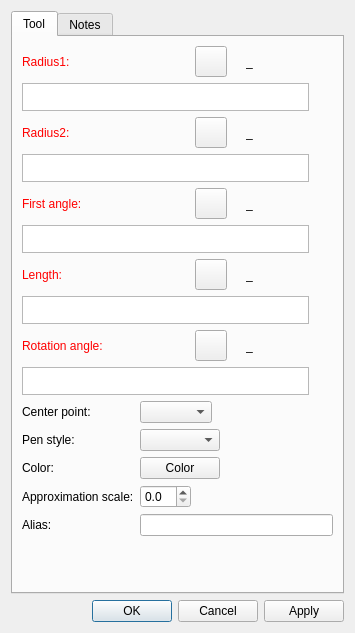
Old version of the form src/libs/vtools/dialogs/tools/dialogellipticalarcwithlength.ui in the repository equinox-patterns/Ostara.
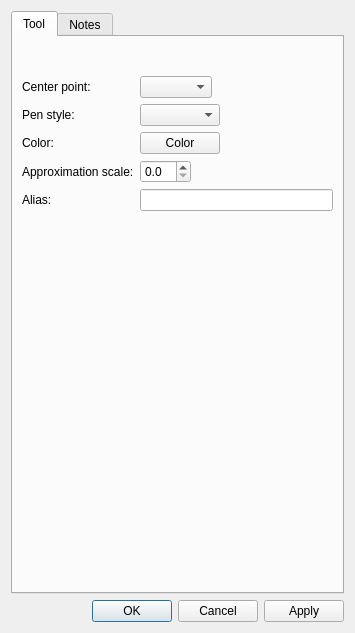
New version of the form. Icons and pictures are not drawn. Custom widgets are drawn as their Qt base class.

```diff
--- a/src/libs/vtools/dialogs/tools/dialogellipticalarcwithlength.ui
+++ b/src/libs/vtools/dialogs/tools/dialogellipticalarcwithlength.ui
@@ -29,917 +29,19 @@
       </attribute>
       <layout class="QVBoxLayout" name="verticalLayout">
        <item>
-        <layout class="QHBoxLayout" name="horizontalLayout_6">
-         <item alignment="Qt::AlignmentFlag::AlignLeft">
-          <widget class="QLabel" name="labelEditRadius1">
-           <property name="sizePolicy">
-            <sizepolicy hsizetype="Fixed" vsizetype="Preferred">
-             <horstretch>0</horstretch>
-             <verstretch>0</verstretch>
-            </sizepolicy>
-           </property>
-           <property name="palette">
-            <palette>
-             <active>
-              <colorrole role="WindowText">
-               <brush brushstyle="SolidPattern">
-                <color alpha="255">
-                 <red>255</red>
-                 <green>0</green>
-                 <blue>0</blue>
-                </color>
-               </brush>
-              </colorrole>
-             </active>
-             <inactive>
-              <colorrole role="WindowText">
-               <brush brushstyle="SolidPattern">
-                <color alpha="255">
-                 <red>255</red>
-                 <green>0</green>
-                 <blue>0</blue>
-                </color>
-               </brush>
-              </colorrole>
-             </inactive>
-             <disabled>
-              <colorrole role="WindowText">
-               <brush brushstyle="SolidPattern">
-                <color alpha="255">
-                 <red>159</red>
-                 <green>158</green>
-                 <blue>158</blue>
-                </color>
-               </brush>
-              </colorrole>
-             </disabled>
-            </palette>
-           </property>
-           <property name="text">
-            <string>Radius1:</string>
-           </property>
-          </widget>
-         </item>
-         <item>
-          <spacer name="horizontalSpacer_1">
-           <property name="orientation">
-            <enum>Qt::Orientation::Horizontal</enum>
-           </property>
-           <property name="sizeHint" stdset="0">
-            <size>
-             <width>40</width>
-             <height>20</height>
-            </size>
-           </property>
-          </spacer>
-         </item>
-         <item alignment="Qt::AlignmentFlag::AlignRight">
-          <widget class="QToolButton" name="toolButtonExprRadius1">
-           <property name="toolTip">
-            <string>Formula wizard</string>
-           </property>
-           <property name="text">
-            <string notr="true"/>
-           </property>
-           <property name="icon">
-            <iconset resource="../../../vmisc/share/resources/icon.qrc">
-             <normaloff>:/icon/light/24x24/fx.png</normaloff>:/icon/light/24x24/fx.png</iconset>
-           </property>
-           <property name="iconSize">
-            <size>
-             <width>24</width>
-             <height>24</height>
-            </size>
-           </property>
-          </widget>
-         </item>
-         <item alignment="Qt::AlignmentFlag::AlignRight">
-          <widget class="QLabel" name="label_1">
-           <property name="text">
-            <string/>
-           </property>
-           <property name="pixmap">
-            <pixmap resource="../../../vmisc/share/resources/icon.qrc">:/icon/light/24x24/equal.png</pixmap>
-           </property>
-          </widget>
-         </item>
-         <item alignment="Qt::AlignmentFlag::AlignRight">
-          <widget class="QLabel" name="labelResultRadius1">
-           <property name="sizePolicy">
-            <sizepolicy hsizetype="Fixed" vsizetype="Preferred">
-             <horstretch>0</horstretch>
-             <verstretch>0</verstretch>
-            </sizepolicy>
-           </property>
-           <property name="minimumSize">
-            <size>
-             <width>87</width>
-             <height>0</height>
-            </size>
-           </property>
-           <property name="toolTip">
-            <string>Value</string>
-           </property>
-           <property name="text">
-            <string notr="true">_</string>
-           </property>
-          </widget>
-         </item>
-        </layout>
+        <widget class="QWidget" name="formulaRadius1Placeholder" native="true"/>
        </item>
        <item>
-        <layout class="QHBoxLayout" name="horizontalLayout_12">
-         <property name="topMargin">
-          <number>0</number>
-         </property>
-         <property name="bottomMargin">
-          <number>0</number>
-         </property>
-         <item>
-          <widget class="VPlainTextEdit" name="plainTextEditRadius1">
-           <property name="sizePolicy">
-            <sizepolicy hsizetype="Expanding" vsizetype="Preferred">
-             <horstretch>0</horstretch>
-             <verstretch>0</verstretch>
-            </sizepolicy>
-           </property>
-           <property name="maximumSize">
-            <size>
-             <width>16777215</width>
-             <height>28</height>
-            </size>
-           </property>
-           <property name="toolTip">
-            <string>Calculation</string>
-           </property>
-           <property name="tabChangesFocus">
-            <bool>true</bool>
-           </property>
-          </widget>
-         </item>
-         <item>
-          <widget class="QPushButton" name="pushButtonGrowLengthRadius1">
-           <property name="maximumSize">
-            <size>
-             <width>18</width>
-             <height>18</height>
-            </size>
-           </property>
-           <property name="sizeIncrement">
-            <size>
-             <width>0</width>
-             <height>0</height>
-            </size>
-           </property>
-           <property name="toolTip">
-            <string>&lt;html&gt;&lt;head/&gt;&lt;body&gt;&lt;p&gt;Show full calculation in message box&lt;/p&gt;&lt;/body&gt;&lt;/html&gt;</string>
-           </property>
-           <property name="text">
-            <string notr="true"/>
-           </property>
-           <property name="icon">
-            <iconset theme="go-down"/>
-           </property>
-           <property name="iconSize">
-            <size>
-             <width>16</width>
-             <height>16</height>
-            </size>
-           </property>
-           <property name="flat">
-            <bool>true</bool>
-           </property>
-          </widget>
-         </item>
-        </layout>
+        <widget class="QWidget" name="formulaRadius2Placeholder" native="true"/>
        </item>
        <item>
-        <layout class="QHBoxLayout" name="horizontalLayout_17">
-         <item alignment="Qt::AlignmentFlag::AlignLeft">
-          <widget class="QLabel" name="labelEditRadius2">
-           <property name="sizePolicy">
-            <sizepolicy hsizetype="Fixed" vsizetype="Preferred">
-             <horstretch>0</horstretch>
-             <verstretch>0</verstretch>
-            </sizepolicy>
-           </property>
-           <property name="palette">
-            <palette>
-             <active>
-              <colorrole role="WindowText">
-               <brush brushstyle="SolidPattern">
-                <color alpha="255">
-                 <red>255</red>
-                 <green>0</green>
-                 <blue>0</blue>
-                </color>
-               </brush>
-              </colorrole>
-             </active>
-             <inactive>
-              <colorrole role="WindowText">
-               <brush brushstyle="SolidPattern">
-                <color alpha="255">
-                 <red>255</red>
-                 <green>0</green>
-                 <blue>0</blue>
-                </color>
-               </brush>
-              </colorrole>
-             </inactive>
-             <disabled>
-              <colorrole role="WindowText">
-               <brush brushstyle="SolidPattern">
-                <color alpha="255">
-                 <red>159</red>
-                 <green>158</green>
-                 <blue>158</blue>
-                </color>
-               </brush>
-              </colorrole>
-             </disabled>
-            </palette>
-           </property>
-           <property name="text">
-            <string>Radius2:</string>
-           </property>
-          </widget>
-         </item>
-         <item>
-          <spacer name="horizontalSpacer_9">
-           <property name="orientation">
-            <enum>Qt::Orientation::Horizontal</enum>
-           </property>
-           <property name="sizeHint" stdset="0">
-            <size>
-             <width>40</width>
-             <height>20</height>
-            </size>
-           </property>
-          </spacer>
-         </item>
-         <item alignment="Qt::AlignmentFlag::AlignRight">
-          <widget class="QToolButton" name="toolButtonExprRadius2">
-           <property name="toolTip">
-            <string>Formula wizard</string>
-           </property>
-           <property name="text">
-            <string notr="true"/>
-           </property>
-           <property name="icon">
-            <iconset resource="../../../vmisc/share/resources/icon.qrc">
-             <normaloff>:/icon/light/24x24/fx.png</normaloff>:/icon/light/24x24/fx.png</iconset>
-           </property>
-           <property name="iconSize">
-            <size>
-             <width>24</width>
-             <height>24</height>
-            </size>
-           </property>
-          </widget>
-         </item>
-         <item alignment="Qt::AlignmentFlag::AlignRight">
-          <widget class="QLabel" name="label_12">
-           <property name="text">
-            <string/>
-           </property>
-           <property name="pixmap">
-            <pixmap resource="../../../vmisc/share/resources/icon.qrc">:/icon/light/24x24/equal.png</pixmap>
-           </property>
-          </widget>
-         </item>
-         <item alignment="Qt::AlignmentFlag::AlignRight">
-          <widget class="QLabel" name="labelResultRadius2">
-           <property name="sizePolicy">
-            <sizepolicy hsizetype="Fixed" vsizetype="Preferred">
-             <horstretch>0</horstretch>
-             <verstretch>0</verstretch>
-            </sizepolicy>
-           </property>
-           <property name="minimumSize">
-            <size>
-             <width>87</width>
-             <height>0</height>
-            </size>
-           </property>
-           <property name="toolTip">
-            <string>Value</string>
-           </property>
-           <property name="text">
-            <string notr="true">_</string>
-           </property>
-          </widget>
-         </item>
-        </layout>
+        <widget class="QWidget" name="formulaF1Placeholder" native="true"/>
        </item>
        <item>
-        <layout class="QHBoxLayout" name="horizontalLayout_16">
-         <property name="topMargin">
-          <number>0</number>
-         </property>
-         <property name="bottomMargin">
-          <number>0</number>
-         </property>
-         <item>
-          <widget class="VPlainTextEdit" name="plainTextEditRadius2">
-           <property name="sizePolicy">
-            <sizepolicy hsizetype="Expanding" vsizetype="Preferred">
-             <horstretch>0</horstretch>
-             <verstretch>0</verstretch>
-            </sizepolicy>
-           </property>
-           <property name="maximumSize">
-            <size>
-             <width>16777215</width>
-             <height>28</height>
-            </size>
-           </property>
-           <property name="toolTip">
-            <string>Calculation</string>
-           </property>
-           <property name="tabChangesFocus">
-            <bool>true</bool>
-           </property>
-          </widget>
-         </item>
-         <item>
-          <widget class="QPushButton" name="pushButtonGrowLengthRadius2">
-           <property name="maximumSize">
-            <size>
-             <width>18</width>
-             <height>18</height>
-            </size>
-           </property>
-           <property name="sizeIncrement">
-            <size>
-             <width>0</width>
-             <height>0</height>
-            </size>
-           </property>
-           <property name="toolTip">
-            <string>&lt;html&gt;&lt;head/&gt;&lt;body&gt;&lt;p&gt;Show full calculation in message box&lt;/p&gt;&lt;/body&gt;&lt;/html&gt;</string>
-           </property>
-           <property name="text">
-            <string notr="true"/>
-           </property>
-           <property name="icon">
-            <iconset theme="go-down"/>
-           </property>
-           <property name="iconSize">
-            <size>
-             <width>16</width>
-             <height>16</height>
-            </size>
-           </property>
-           <property name="flat">
-            <bool>true</bool>
-           </property>
-          </widget>
-         </item>
-        </layout>
+        <widget class="QWidget" name="formulaLengthPlaceholder" native="true"/>
        </item>
        <item>
-        <layout class="QHBoxLayout" name="horizontalLayout_5">
-         <item alignment="Qt::AlignmentFlag::AlignLeft">
-          <widget class="QLabel" name="labelEditF1">
-           <property name="sizePolicy">
-            <sizepolicy hsizetype="Fixed" vsizetype="Preferred">
-             <horstretch>0</horstretch>
-             <verstretch>0</verstretch>
-            </sizepolicy>
-           </property>
-           <property name="palette">
-            <palette>
-             <active>
-              <colorrole role="WindowText">
-               <brush brushstyle="SolidPattern">
-                <color alpha="255">
-                 <red>255</red>
-                 <green>0</green>
-                 <blue>0</blue>
-                </color>
-               </brush>
-              </colorrole>
-             </active>
-             <inactive>
-              <colorrole role="WindowText">
-               <brush brushstyle="SolidPattern">
-                <color alpha="255">
-                 <red>255</red>
-                 <green>0</green>
-                 <blue>0</blue>
-                </color>
-               </brush>
-              </colorrole>
-             </inactive>
-             <disabled>
-              <colorrole role="WindowText">
-               <brush brushstyle="SolidPattern">
-                <color alpha="255">
-                 <red>159</red>
-                 <green>158</green>
-                 <blue>158</blue>
-                </color>
-               </brush>
-              </colorrole>
-             </disabled>
-            </palette>
-           </property>
-           <property name="text">
-            <string>First angle:</string>
-           </property>
-          </widget>
-         </item>
-         <item>
-          <spacer name="horizontalSpacer_5">
-           <property name="orientation">
-            <enum>Qt::Orientation::Horizontal</enum>
-           </property>
-           <property name="sizeHint" stdset="0">
-            <size>
-             <width>40</width>
-             <height>20</height>
-            </size>
-           </property>
-          </spacer>
-         </item>
-         <item alignment="Qt::AlignmentFlag::AlignRight">
-          <widget class="QToolButton" name="toolButtonExprF1">
-           <property name="toolTip">
-            <string>Formula wizard</string>
-           </property>
-           <property name="text">
-            <string notr="true"/>
-           </property>
-           <property name="icon">
-            <iconset resource="../../../vmisc/share/resources/icon.qrc">
-             <normaloff>:/icon/light/24x24/fx.png</normaloff>:/icon/light/24x24/fx.png</iconset>
-           </property>
-           <property name="iconSize">
-            <size>
-             <width>24</width>
-             <height>24</height>
-            </size>
-           </property>
-          </widget>
-         </item>
-         <item alignment="Qt::AlignmentFlag::AlignRight">
-          <widget class="QLabel" name="label_9">
-           <property name="text">
-            <string/>
-           </property>
-           <property name="pixmap">
-            <pixmap resource="../../../vmisc/share/resources/icon.qrc">:/icon/light/24x24/equal.png</pixmap>
-           </property>
-          </widget>
-         </item>
-         <item alignment="Qt::AlignmentFlag::AlignRight">
-          <widget class="QLabel" name="labelResultF1">
-           <property name="sizePolicy">
-            <sizepolicy hsizetype="Fixed" vsizetype="Preferred">
-             <horstretch>0</horstretch>
-             <verstretch>0</verstretch>
-            </sizepolicy>
-           </property>
-           <property name="minimumSize">
-            <size>
-             <width>87</width>
-             <height>0</height>
-            </size>
-           </property>
-           <property name="toolTip">
-            <string>Value</string>
-           </property>
-           <property name="text">
-            <string notr="true">_</string>
-           </property>
-          </widget>
-         </item>
-        </layout>
-       </item>
-       <item>
-        <layout class="QHBoxLayout" name="horizontalLayout_9">
-         <item>
-          <widget class="VPlainTextEdit" name="plainTextEditF1">
-           <property name="sizePolicy">
-            <sizepolicy hsizetype="Expanding" vsizetype="Preferred">
-             <horstretch>0</horstretch>
-             <verstretch>0</verstretch>
-            </sizepolicy>
-           </property>
-           <property name="maximumSize">
-            <size>
-             <width>16777215</width>
-             <height>28</height>
-            </size>
-           </property>
-           <property name="toolTip">
-            <string>Calculation</string>
-           </property>
-           <property name="tabChangesFocus">
-            <bool>true</bool>
-           </property>
-          </widget>
-         </item>
-         <item>
-          <widget class="QPushButton" name="pushButtonGrowLengthF1">
-           <property name="maximumSize">
-            <size>
-             <width>18</width>
-             <height>18</height>
-            </size>
-           </property>
-           <property name="sizeIncrement">
-            <size>
-             <width>0</width>
-             <height>0</height>
-            </size>
-           </property>
-           <property name="toolTip">
-            <string>&lt;html&gt;&lt;head/&gt;&lt;body&gt;&lt;p&gt;Show full calculation in message box&lt;/p&gt;&lt;/body&gt;&lt;/html&gt;</string>
-           </property>
-           <property name="text">
-            <string notr="true"/>
-           </property>
-           <property name="icon">
-            <iconset theme="go-down"/>
-           </property>
-           <property name="iconSize">
-            <size>
-             <width>16</width>
-             <height>16</height>
-            </size>
-           </property>
-           <property name="flat">
-            <bool>true</bool>
-           </property>
-          </widget>
-         </item>
-        </layout>
-       </item>
-       <item>
-        <layout class="QHBoxLayout" name="horizontalLayout_11">
-         <item alignment="Qt::AlignmentFlag::AlignLeft">
-          <widget class="QLabel" name="labelEditLength">
-           <property name="sizePolicy">
-            <sizepolicy hsizetype="Fixed" vsizetype="Preferred">
-             <horstretch>0</horstretch>
-             <verstretch>0</verstretch>
-            </sizepolicy>
-           </property>
-           <property name="palette">
-            <palette>
-             <active>
-              <colorrole role="WindowText">
-               <brush brushstyle="SolidPattern">
-                <color alpha="255">
-                 <red>255</red>
-                 <green>0</green>
-                 <blue>0</blue>
-                </color>
-               </brush>
-              </colorrole>
-             </active>
-             <inactive>
-              <colorrole role="WindowText">
-               <brush brushstyle="SolidPattern">
-                <color alpha="255">
-                 <red>255</red>
-                 <green>0</green>
-                 <blue>0</blue>
-                </color>
-               </brush>
-              </colorrole>
-             </inactive>
-             <disabled>
-              <colorrole role="WindowText">
-               <brush brushstyle="SolidPattern">
-                <color alpha="255">
-                 <red>159</red>
-                 <green>158</green>
-                 <blue>158</blue>
-                </color>
-               </brush>
-              </colorrole>
-             </disabled>
-            </palette>
-           </property>
-           <property name="text">
-            <string>Length:</string>
-           </property>
-          </widget>
-         </item>
-         <item>
-          <spacer name="horizontalSpacer_6">
-           <property name="orientation">
-            <enum>Qt::Orientation::Horizontal</enum>
-           </property>
-           <property name="sizeHint" stdset="0">
-            <size>
-             <width>40</width>
-             <height>20</height>
-            </size>
-           </property>
-          </spacer>
-         </item>
-         <item alignment="Qt::AlignmentFlag::AlignRight">
-          <widget class="QToolButton" name="toolButtonExprLength">
-           <property name="toolTip">
-            <string>Formula wizard</string>
-           </property>
-           <property name="text">
-            <string notr="true"/>
-           </property>
-           <property name="icon">
-            <iconset resource="../../../vmisc/share/resources/icon.qrc">
-             <normaloff>:/icon/light/24x24/fx.png</normaloff>:/icon/light/24x24/fx.png</iconset>
-           </property>
-           <property name="iconSize">
-            <size>
-             <width>24</width>
-             <height>24</height>
-            </size>
-           </property>
-          </widget>
-         </item>
-         <item alignment="Qt::AlignmentFlag::AlignRight">
-          <widget class="QLabel" name="label_10">
-           <property name="text">
-            <string/>
-           </property>
-           <property name="pixmap">
-            <pixmap resource="../../../vmisc/share/resources/icon.qrc">:/icon/light/24x24/equal.png</pixmap>
-           </property>
-          </widget>
-         </item>
-         <item alignment="Qt::AlignmentFlag::AlignRight">
-          <widget class="QLabel" name="labelResultLength">
-           <property name="sizePolicy">
-            <sizepolicy hsizetype="Fixed" vsizetype="Preferred">
-             <horstretch>0</horstretch>
-             <verstretch>0</verstretch>
-            </sizepolicy>
-           </property>
-           <property name="minimumSize">
-            <size>
-             <width>87</width>
-             <height>0</height>
-            </size>
-           </property>
-           <property name="toolTip">
-            <string>Value</string>
-           </property>
-           <property name="text">
-            <string notr="true">_</string>
-           </property>
-          </widget>
-         </item>
-        </layout>
-       </item>
-       <item>
-        <layout class="QHBoxLayout" name="horizontalLayout_10">
-         <item>
-          <widget class="VPlainTextEdit" name="plainTextEditLength">
-           <property name="sizePolicy">
-            <sizepolicy hsizetype="Expanding" vsizetype="Preferred">
-             <horstretch>0</horstretch>
-             <verstretch>0</verstretch>
-            </sizepolicy>
-           </property>
-           <property name="maximumSize">
-            <size>
-             <width>16777215</width>
-             <height>28</height>
-            </size>
-           </property>
-           <property name="toolTip">
-            <string>Calculation</string>
-           </property>
-           <property name="tabChangesFocus">
-            <bool>true</bool>
-           </property>
-          </widget>
-         </item>
-         <item>
-          <widget class="QPushButton" name="pushButtonGrowLengthArcLength">
-           <property name="maximumSize">
-            <size>
-             <width>18</width>
-             <height>18</height>
-            </size>
-           </property>
-           <property name="sizeIncrement">
-            <size>
-             <width>0</width>
-             <height>0</height>
-            </size>
-           </property>
-           <property name="toolTip">
-            <string>&lt;html&gt;&lt;head/&gt;&lt;body&gt;&lt;p&gt;Show full calculation in message box&lt;/p&gt;&lt;/body&gt;&lt;/html&gt;</string>
-           </property>
-           <property name="text">
-            <string notr="true"/>
-           </property>
-           <property name="icon">
-            <iconset theme="go-down"/>
-           </property>
-           <property name="iconSize">
-            <size>
-             <width>16</width>
-             <height>16</height>
-            </size>
-           </property>
-           <property name="flat">
-            <bool>true</bool>
-           </property>
-          </widget>
-         </item>
-        </layout>
-       </item>
-       <item>
-        <layout class="QHBoxLayout" name="horizontalLayout_15">
-         <item alignment="Qt::AlignmentFlag::AlignLeft">
-          <widget class="QLabel" name="labelEditRotationAngle">
-           <property name="sizePolicy">
-            <sizepolicy hsizetype="Fixed" vsizetype="Preferred">
-             <horstretch>0</horstretch>
-             <verstretch>0</verstretch>
-            </sizepolicy>
-           </property>
-           <property name="palette">
-            <palette>
-             <active>
-              <colorrole role="WindowText">
-               <brush brushstyle="SolidPattern">
-                <color alpha="255">
-                 <red>255</red>
-                 <green>0</green>
-                 <blue>0</blue>
-                </color>
-               </brush>
-              </colorrole>
-             </active>
-             <inactive>
-              <colorrole role="WindowText">
-               <brush brushstyle="SolidPattern">
-                <color alpha="255">
-                 <red>255</red>
-                 <green>0</green>
-                 <blue>0</blue>
-                </color>
-               </brush>
-              </colorrole>
-             </inactive>
-             <disabled>
-              <colorrole role="WindowText">
-               <brush brushstyle="SolidPattern">
-                <color alpha="255">
-                 <red>159</red>
-                 <green>158</green>
-                 <blue>158</blue>
-                </color>
-               </brush>
-              </colorrole>
-             </disabled>
-            </palette>
-           </property>
-           <property name="text">
-            <string>Rotation angle:</string>
-           </property>
-          </widget>
-         </item>
-         <item>
-          <spacer name="horizontalSpacer_8">
-           <property name="orientation">
-            <enum>Qt::Orientation::Horizontal</enum>
-           </property>
-           <property name="sizeHint" stdset="0">
-            <size>
-             <width>40</width>
-             <height>20</height>
-            </size>
-           </property>
-          </spacer>
-         </item>
-         <item alignment="Qt::AlignmentFlag::AlignRight">
-          <widget class="QToolButton" name="toolButtonExprRotationAngle">
-           <property name="toolTip">
-            <string>Formula wizard</string>
-           </property>
-           <property name="text">
-            <string notr="true"/>
-           </property>
-           <property name="icon">
-            <iconset resource="../../../vmisc/share/resources/icon.qrc">
-             <normaloff>:/icon/light/24x24/fx.png</normaloff>:/icon/light/24x24/fx.png</iconset>
-           </property>
-           <property name="iconSize">
-            <size>
-             <width>24</width>
-             <height>24</height>
-            </size>
-           </property>
-          </widget>
-         </item>
-         <item alignment="Qt::AlignmentFlag::AlignRight">
-          <widget class="QLabel" name="label_13">
-           <property name="text">
-            <string/>
-           </property>
-           <property name="pixmap">
-            <pixmap resource="../../../vmisc/share/resources/icon.qrc">:/icon/light/24x24/equal.png</pixmap>
-           </property>
-          </widget>
-         </item>
-         <item alignment="Qt::AlignmentFlag::AlignRight">
-          <widget class="QLabel" name="labelResultRotationAngle">
-           <property name="sizePolicy">
-            <sizepolicy hsizetype="Fixed" vsizetype="Preferred">
-             <horstretch>0</horstretch>
-             <verstretch>0</verstretch>
-            </sizepolicy>
-           </property>
-           <property name="minimumSize">
-            <size>
-             <width>87</width>
-             <height>0</height>
-            </size>
-           </property>
-           <property name="toolTip">
-            <string>Value</string>
-           </property>
-           <property name="text">
-            <string notr="true">_</string>
-           </property>
-          </widget>
-         </item>
-        </layout>
-       </item>
-       <item>
-        <layout class="QHBoxLayout" name="horizontalLayout_18">
-         <property name="topMargin">
-          <number>0</number>
-         </property>
-         <property name="bottomMargin">
-          <number>0</number>
-         </property>
-         <item>
-          <widget class="VPlainTextEdit" name="plainTextEditRotationAngle">
-           <property name="sizePolicy">
-            <sizepolicy hsizetype="Expanding" vsizetype="Preferred">
-             <horstretch>0</horstretch>
-             <verstretch>0</verstretch>
-            </sizepolicy>
-           </property>
-           <property name="maximumSize">
-            <size>
-             <width>16777215</width>
-             <height>28</height>
-            </size>
-           </property>
-           <property name="toolTip">
-            <string>Calculation</string>
-           </property>
-           <property name="tabChangesFocus">
-            <bool>true</bool>
-           </property>
-          </widget>
-         </item>
-         <item>
-          <widget class="QPushButton" name="pushButtonGrowLengthRotationAngle">
-           <property name="maximumSize">
-            <size>
-             <width>18</width>
-             <height>18</height>
-            </size>
-           </property>
-           <property name="sizeIncrement">
-            <size>
-             <width>0</width>
-             <height>0</height>
-            </size>
-           </property>
-           <property name="toolTip">
-            <string>&lt;html&gt;&lt;head/&gt;&lt;body&gt;&lt;p&gt;Show full calculation in message box&lt;/p&gt;&lt;/body&gt;&lt;/html&gt;</string>
-           </property>
-           <property name="text">
-            <string notr="true"/>
-           </property>
-           <property name="icon">
-            <iconset theme="go-down"/>
-           </property>
-           <property name="iconSize">
-            <size>
-             <width>16</width>
-             <height>16</height>
-            </size>
-           </property>
-           <property name="flat">
-            <bool>true</bool>
-           </property>
-          </widget>
-         </item>
-        </layout>
+        <widget class="QWidget" name="formulaRotationAnglePlaceholder" native="true"/>
        </item>
        <item>
         <layout class="QFormLayout" name="formLayout_2">
@@ -1084,11 +186,6 @@
   </layout>
  </widget>
  <customwidgets>
-  <customwidget>
-   <class>VPlainTextEdit</class>
-   <extends>QPlainTextEdit</extends>
-   <header>../vwidgets/vplaintextedit.h</header>
-  </customwidget>
   <customwidget>
    <class>VPE::QtColorPicker</class>
    <extends>QPushButton</extends>
```
